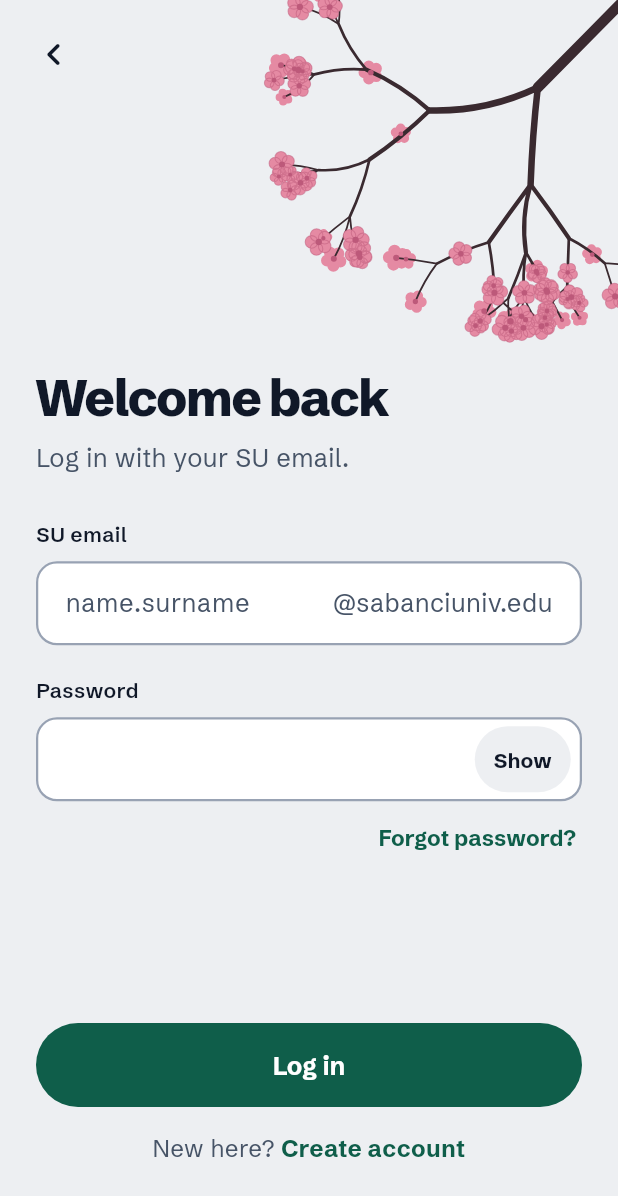
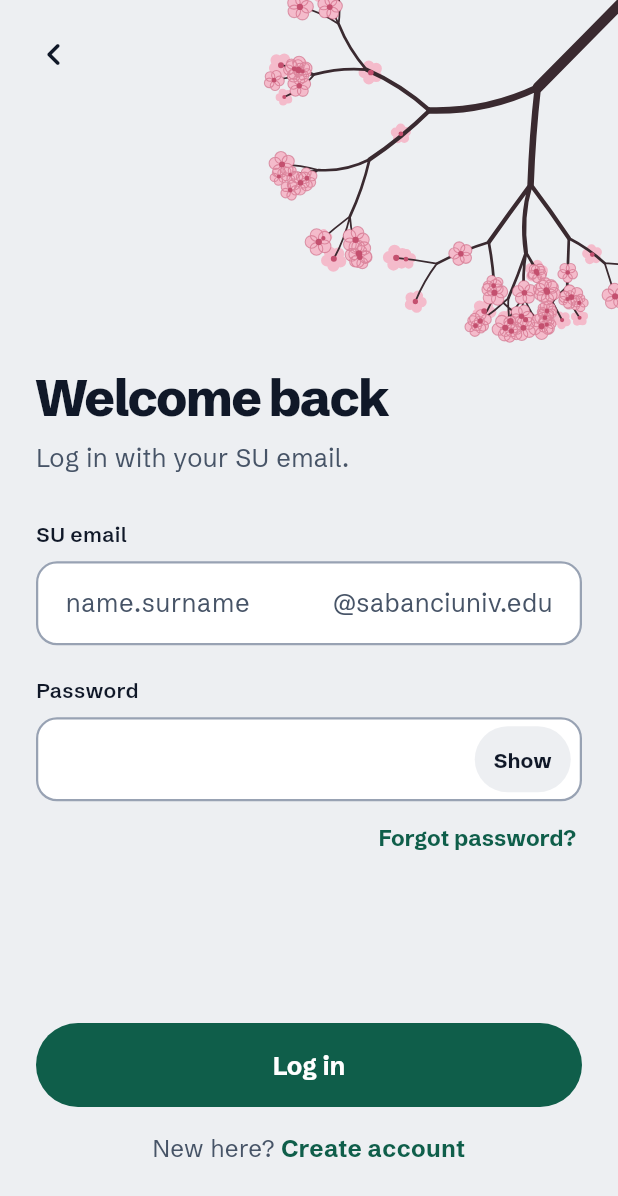
Before and after one commit to EceOnbas/SUggest, a Flutter app: the screen it shows after launch, after a tap on "Log in", on a phone screen of 412 x 824 dp. Shown: the top 1196 px of the screen. Run offline on Flutter 3.47's test engine with Material 3 defaults, Android fonts, the phone set to English and light mode, and no system bars; network calls fail.

Commit message:
Use softer, more natural pinks for the sakura blossoms

```diff
--- a/lib/core/art/sakura_generator.dart
+++ b/lib/core/art/sakura_generator.dart
@@ -1,5 +1,7 @@
 import 'dart:math' as math;
 import 'dart:ui';
+
+import '../theme/app_colors.dart';
 
 /// Builds the shape of a sakura branch from a course's ratings.
 ///
@@ -15,28 +17,18 @@ import 'dart:ui';
 class SakuraGenerator {
   SakuraGenerator._();
 
-  /// Pink stops from light (1, easy) to dark (5, hard).
-  static const _stops = <List<int>>[
-    [251, 227, 232],
-    [245, 184, 198],
-    [229, 138, 163],
-    [184, 84, 117],
-    [110, 36, 67],
-  ];
-
   /// How much thinner each level of the branch is than the trunk.
   static const _taper = [1.0, 0.62, 0.4, 0.26, 0.17];
 
   static double _clamp(double v) => v.clamp(1.0, 5.0).toDouble();
 
-  /// The pink for a difficulty between 1 and 5.
+  /// The pink for a difficulty between 1 and 5: every decimal gets its
+  /// own shade, mixed between the two nearest of [AppColors.blossomRamp].
   static Color blossomColor(double difficulty) {
+    const stops = AppColors.blossomRamp;
     final t = _clamp(difficulty) - 1;
     final i = math.min(3, t.floor());
-    final f = t - i;
-    int mix(int k) =>
-        (_stops[i][k] + (_stops[i + 1][k] - _stops[i][k]) * f).round();
-    return Color.fromARGB(255, mix(0), mix(1), mix(2));
+    return Color.lerp(stops[i], stops[i + 1], t - i)!;
   }
 
   /// Fewest blossoms, at attendance 1: about as many as CS 310 used to
@@ -148,7 +140,7 @@ class SakuraGenerator {
       frontBlossoms: front,
       centers: centers,
       blossomColor: blossomColor(difficulty),
-      deepColor: blossomColor(_clamp(difficulty) + 0.9),
+      deepColor: AppColors.blossomCenter,
       petalOutlineWidth: math.max(0.5, mn / 400),
       blossomCount: math.min(n, spots.length),
     );
--- a/lib/core/theme/app_colors.dart
+++ b/lib/core/theme/app_colors.dart
@@ -34,7 +34,7 @@ abstract final class AppColors {
   static const tagBackground = Color(0xFFFCEFC7);
   static const tagText = Color(0xFF7A4F01);
 
-  // Sakura pinks: light to dark, used by the branch art and the Easy–Hard bar.
+  // Sakura pinks: light to dark, used by tags and other UI accents.
   static const sakura1 = Color(0xFFFBE3E8);
   static const sakura2 = Color(0xFFF5B8C6);
   static const sakura3 = Color(0xFFE58AA3);
@@ -42,6 +42,18 @@ abstract final class AppColors {
   static const sakura5 = Color(0xFF6E2443);
   static const sakuraRamp = [sakura1, sakura2, sakura3, sakura4, sakura5];
 
+  // Blossom pinks: soft, like real cherry blossoms. Easy courses are the
+  // palest, hard ones a deeper pink. Used by the branch and the Easy–Hard bar.
+  static const blossom1 = Color(0xFFFBE4EA);
+  static const blossom2 = Color(0xFFF8D2DC);
+  static const blossom3 = Color(0xFFF4BBCB);
+  static const blossom4 = Color(0xFFEE9FB6);
+  static const blossom5 = Color(0xFFE583A0);
+  static const blossomRamp = [blossom1, blossom2, blossom3, blossom4, blossom5];
+
+  /// Blossom centers and petal outlines.
+  static const blossomCenter = Color(0xFFC4506F);
+
   /// Wood color of the sakura branch.
   static const bark = Color(0xFF3A2A30);
 
--- a/lib/features/course/overview_tab.dart
+++ b/lib/features/course/overview_tab.dart
@@ -132,7 +132,7 @@ class _DifficultyBar extends StatelessWidget {
                         decoration: BoxDecoration(
                           borderRadius: BorderRadius.circular(AppRadius.pill),
                           gradient: const LinearGradient(
-                            colors: AppColors.sakuraRamp,
+                            colors: AppColors.blossomRamp,
                           ),
                         ),
                       ),
```
Also changed, not shown: 1 other file.
